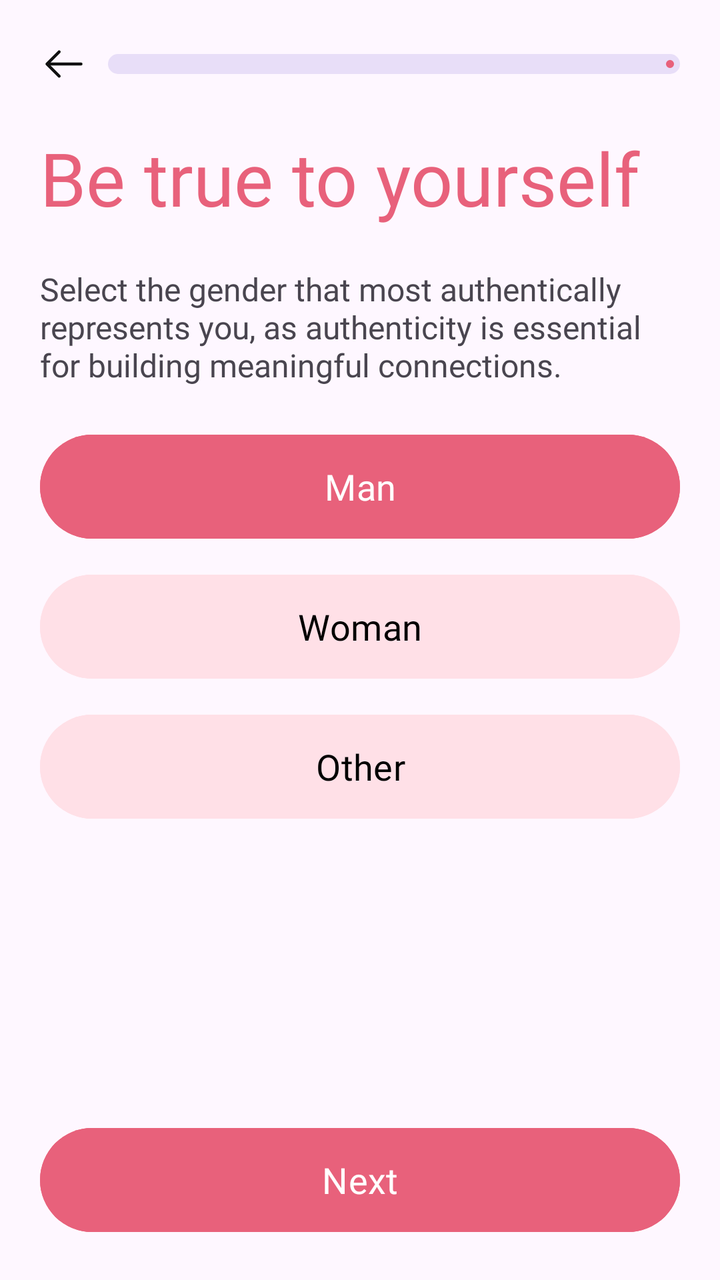
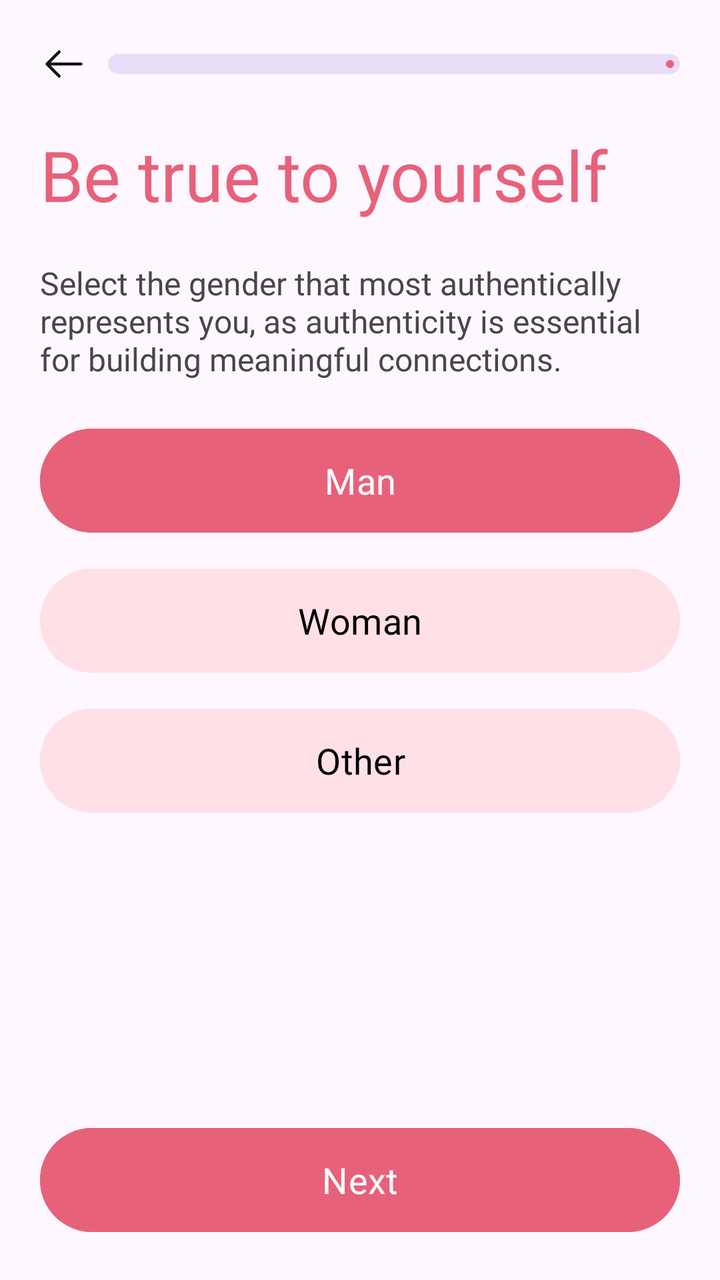

Compare the two renders of this Android layout. The source of the first and the diff that turns it into the second are given below.
<!-- AndroidManifest.xml: application theme Theme.DatingApp -->
<!-- res/layout/fragment_profile_gender.xml -->
<?xml version="1.0" encoding="utf-8"?>
<RelativeLayout xmlns:android="http://schemas.android.com/apk/res/android"
    xmlns:tools="http://schemas.android.com/tools"
    android:layout_width="match_parent"
    android:layout_height="match_parent"
    xmlns:app="http://schemas.android.com/apk/res-auto"
    tools:context=".ProfileFullNameFragment"
    android:padding="20dp">

    <LinearLayout
        android:id="@+id/progress"
        android:layout_width="match_parent"
        android:layout_height="wrap_content">

        <ImageView
            android:layout_width="wrap_content"
            android:layout_height="wrap_content"
            android:src="@drawable/arrow_left"/>

        <com.google.android.material.progressindicator.LinearProgressIndicator
            android:layout_marginStart="10dp"
            android:layout_gravity="center"
            android:layout_width="match_parent"
            android:layout_height="wrap_content"
            android:progress="40"
            app:trackThickness="10dp"
            app:trackCornerRadius="20dp"
            app:indicatorColor="@color/basic"/>

    </LinearLayout>


    <TextView
        android:layout_marginTop="20dp"
        android:id="@+id/whatyouname"
        android:layout_width="wrap_content"
        android:layout_height="wrap_content"
        android:layout_below="@+id/progress"
        android:text="@string/be_true_to_yourself"
        android:fontFamily="@font/clashdisplay_bold"
        android:textSize="37sp"
        android:textColor="@color/basic"/>

    <TextView
        android:id="@+id/craft"
        android:layout_marginTop="20dp"
        android:layout_width="wrap_content"
        android:layout_height="wrap_content"
        android:layout_below="@+id/whatyouname"
        android:text="@string/select_the_gender_that_most_authentically_represents_you_as_authenticity_is_essential_for_building_meaningful_connections"
        android:fontFamily="@font/clashdisplay_medium"
        android:textSize="16sp"/>



    <com.google.android.material.button.MaterialButton
        android:id="@+id/man"
        android:layout_marginTop="20dp"
        android:layout_width="match_parent"
        android:layout_height="60dp"
        android:layout_below="@+id/craft"
        android:backgroundTint="@color/basic"
        android:fontFamily="@font/clashdisplay_bold"
        android:text="@string/man"
        android:textSize="18sp" />


    <com.google.android.material.button.MaterialButton
        android:id="@+id/woman"
        android:layout_marginTop="10dp"
        android:layout_width="match_parent"
        android:layout_height="60dp"
        android:layout_below="@+id/man"
        android:backgroundTint="#FFE0E7"
        android:fontFamily="@font/clashdisplay_medium"
        android:textColor="@color/black"
        android:text="@string/woman"
        android:textSize="18sp" />


    <com.google.android.material.button.MaterialButton
        android:id="@+id/other"
        android:layout_marginTop="10dp"
        android:layout_width="match_parent"
        android:layout_height="60dp"
        android:layout_below="@+id/woman"
        android:backgroundTint="#FFE0E7"
        android:fontFamily="@font/clashdisplay_medium"
        android:textColor="@color/black"
        android:text="@string/other"
        android:textSize="18sp" />

    <com.google.android.material.button.MaterialButton
        android:layout_alignParentBottom="true"
        android:id="@+id/signIn"
        android:layout_marginTop="10dp"
        android:layout_width="match_parent"
        android:layout_height="60dp"
        android:textSize="18sp"
        android:text="@string/next"
        android:fontFamily="@font/clashdisplay_bold"
        android:backgroundTint="@color/basic"/>

</RelativeLayout>
<!-- resources referenced by this layout -->
<resources>
  <color name="basic">#E8617B</color>
  <color name="black">#FF000000</color>
  <!-- drawable arrow_left (drawable) -->
  <vector xmlns:android="http://schemas.android.com/apk/res/android"
      android:width="24dp"
      android:height="24dp"
      android:viewportWidth="24"
      android:viewportHeight="24">
    <path
        android:pathData="M9.57,5.93L3.5,12L9.57,18.07"
        android:strokeLineJoin="round"
        android:strokeWidth="1.5"
        android:fillColor="#00000000"
        android:strokeColor="#111111"
        android:strokeLineCap="round"/>
    <path
        android:pathData="M20.5,12H3.67"
        android:strokeLineJoin="round"
        android:strokeWidth="1.5"
        android:fillColor="#00000000"
        android:strokeColor="#111111"
        android:strokeLineCap="round"/>
  </vector>
  <string name="be_true_to_yourself">Be true to yourself</string>
  <string name="man">Man</string>
  <string name="next">Next</string>
  <string name="other">Other</string>
  <string name="select_the_gender_that_most_authentically_represents_you_as_authenticity_is_essential_for_building_meaningful_connections">Select the gender that most authentically represents you, as authenticity is essential for building meaningful connections.</string>
  <string name="woman">Woman</string>
  <style name="Theme.DatingApp" parent="Theme.MaterialComponents.NoActionBar">
          
          <item name="colorPrimary">@color/purple_500</item>
          <item name="colorPrimaryVariant">@color/purple_700</item>
          <item name="colorOnPrimary">@color/white</item>
          
          <item name="colorSecondary">@color/teal_200</item>
          <item name="colorSecondaryVariant">@color/teal_700</item>
          <item name="colorOnSecondary">@color/black</item>
          
          <item name="android:statusBarColor">?attr/colorPrimaryVariant</item>
          
      </style>
  <color name="purple_500">#FF6200EE</color>
  <color name="purple_700">#FF3700B3</color>
  <color name="white">#FFFFFFFF</color>
  <color name="teal_200">#FF03DAC5</color>
  <color name="teal_700">#FF018786</color>
</resources>

<!-- the commit's change to res/layout/fragment_profile_gender.xml (unified diff, before → after) -->
@@ -38,7 +38,7 @@
         android:layout_below="@+id/progress"
         android:text="@string/be_true_to_yourself"
         android:fontFamily="@font/clashdisplay_bold"
-        android:textSize="37sp"
+        android:textSize="35sp"
         android:textColor="@color/basic"/>
 
     <TextView
